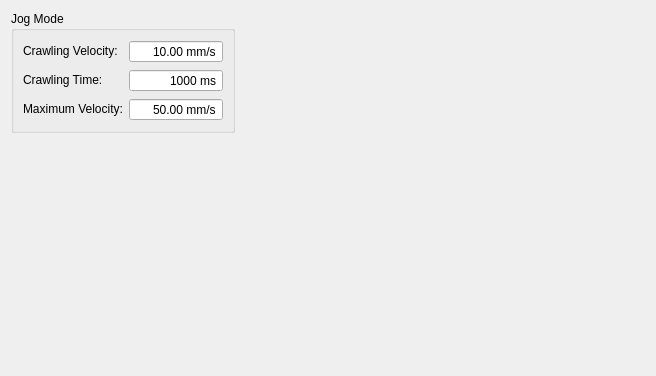
Old version of the form source/wnd/h2jogmode.ui in the repository ww4u/mct-t4.
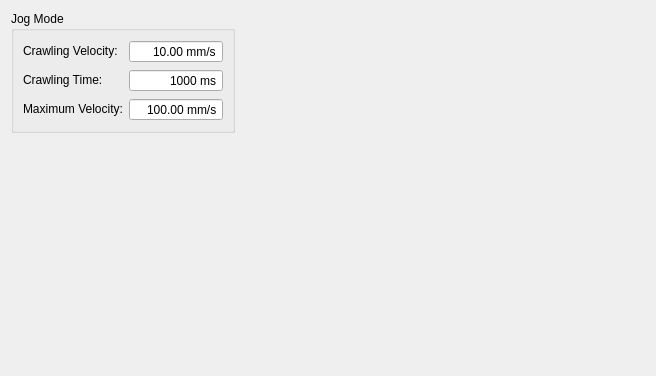
New version of the form. Icons and pictures are not drawn.

Patch:
```diff
--- a/source/wnd/h2jogmode.ui
+++ b/source/wnd/h2jogmode.ui
@@ -108,7 +108,7 @@
          <double>10000.000000000000000</double>
         </property>
         <property name="value">
-         <double>50.000000000000000</double>
+         <double>100.000000000000000</double>
         </property>
        </widget>
       </item>
```
